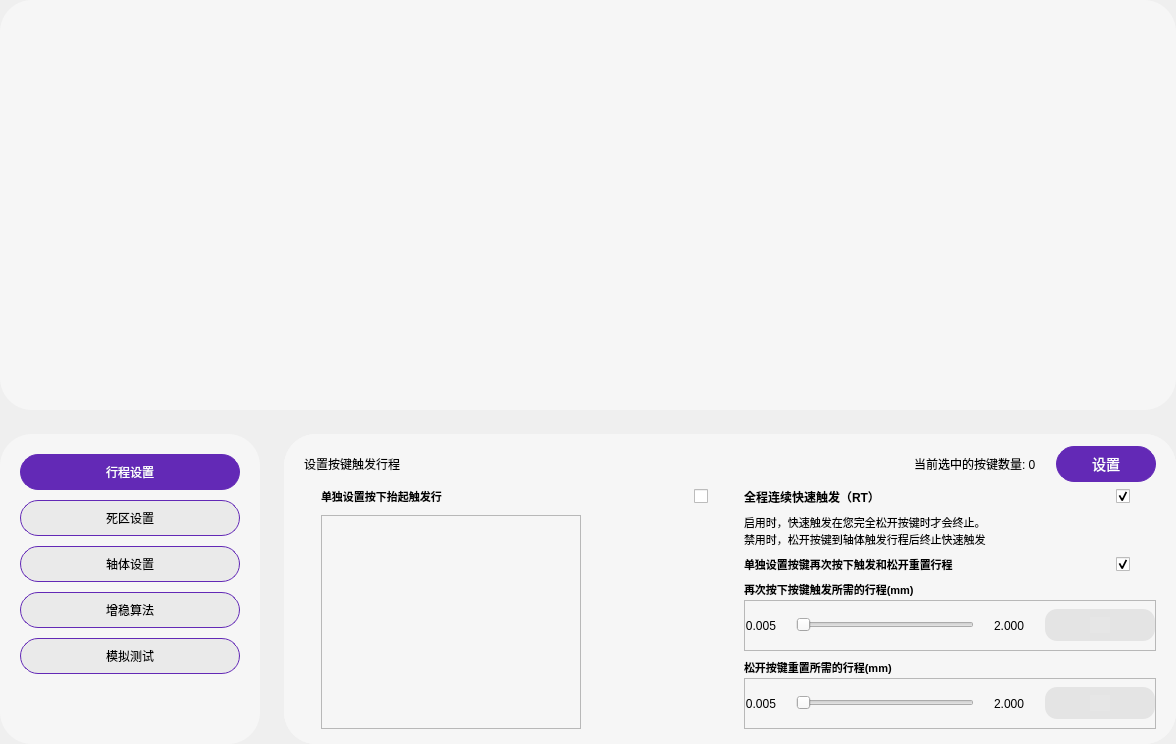
Before: the Qt Designer form FrameMagic.ui in wlffeng2008/AkkoStudio, drawn with Qt 5.
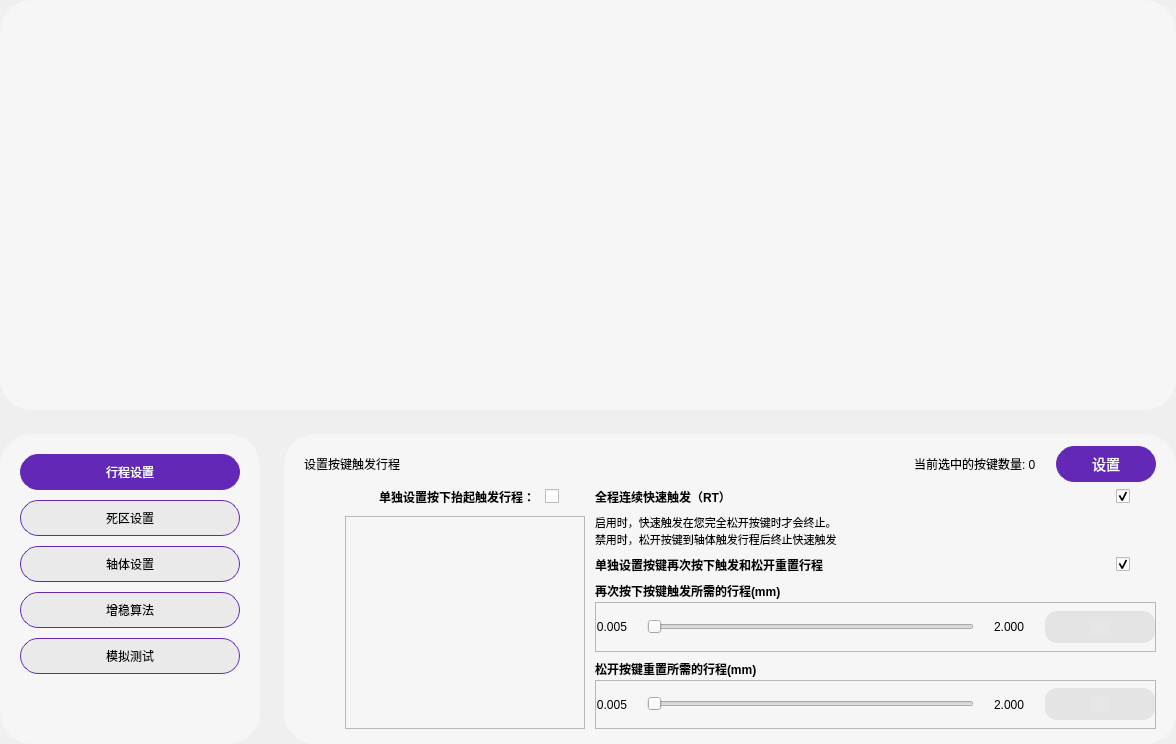
After: the same form once the commit is applied. Icons and pictures are not drawn. Custom widgets are drawn as their Qt base class.

What changed in the file:
```diff
--- a/FrameMagic.ui
+++ b/FrameMagic.ui
@@ -365,35 +365,21 @@
               </layout>
              </item>
              <item>
-              <layout class="QHBoxLayout" name="horizontalLayout_12">
+              <layout class="QHBoxLayout" name="horizontalLayout_12" stretch="1,2">
                <property name="spacing">
                 <number>10</number>
                </property>
                <property name="rightMargin">
                 <number>0</number>
                </property>
-               <item alignment="Qt::AlignmentFlag::AlignBottom">
-                <widget class="QLabel" name="labelKeymt_2">
-                 <property name="text">
-                  <string/>
-                 </property>
-                 <property name="pixmap">
-                  <pixmap resource="res.qrc">:/images/key-mt.png</pixmap>
-                 </property>
-                 <property name="scaledContents">
-                  <bool>false</bool>
-                 </property>
-                </widget>
-               </item>
                <item>
                 <layout class="QVBoxLayout" name="verticalLayout_18" stretch="0,1">
                  <item>
                   <layout class="QHBoxLayout" name="horizontalLayout_20" stretch="1,0">
-                   <item alignment="Qt::AlignmentFlag::AlignLeft">
+                   <item alignment="Qt::AlignmentFlag::AlignRight">
                     <widget class="QLabel" name="label_10">
                      <property name="font">
                       <font>
-                       <pointsize>8</pointsize>
                        <bold>true</bold>
                       </font>
                      </property>
@@ -404,7 +390,7 @@
                       <set>Qt::AlignmentFlag::AlignLeading|Qt::AlignmentFlag::AlignLeft|Qt::AlignmentFlag::AlignVCenter</set>
                      </property>
                      <property name="wordWrap">
-                      <bool>true</bool>
+                      <bool>false</bool>
                      </property>
                     </widget>
                    </item>
@@ -436,16 +422,31 @@
                   </layout>
                  </item>
                  <item>
+                  <layout class="QHBoxLayout" name="horizontalLayout_25">
+                   <item>
+                    <widget class="QLabel" name="labelKeymt_2">
+                     <property name="text">
+                      <string/>
+                     </property>
+                     <property name="pixmap">
+                      <pixmap resource="res.qrc">:/images/key-mt.png</pixmap>
+                     </property>
+                     <property name="scaledContents">
+                      <bool>false</bool>
+                     </property>
+                    </widget>
+                   </item>
+                   <item>
                   <widget class="ModuleLinear" name="frameLinear">
                    <property name="minimumSize">
                     <size>
-                     <width>260</width>
+                       <width>240</width>
                      <height>0</height>
                     </size>
                    </property>
                    <property name="maximumSize">
                     <size>
-                     <width>260</width>
+                       <width>240</width>
                      <height>16777215</height>
                     </size>
                    </property>
@@ -456,6 +457,8 @@
                     <enum>QFrame::Shadow::Raised</enum>
                    </property>
                   </widget>
+                   </item>
+                  </layout>
                  </item>
                 </layout>
                </item>
@@ -546,7 +549,6 @@
                      <widget class="QLabel" name="label_5">
                       <property name="font">
                        <font>
-                        <pointsize>8</pointsize>
                         <bold>true</bold>
                        </font>
                       </property>
@@ -611,7 +613,6 @@
                      <widget class="QLabel" name="label_6">
                       <property name="font">
                        <font>
-                        <pointsize>8</pointsize>
                         <bold>true</bold>
                        </font>
                       </property>
@@ -802,7 +803,6 @@
                      <widget class="QLabel" name="labelRelease">
                       <property name="font">
                        <font>
-                        <pointsize>8</pointsize>
                         <bold>true</bold>
                        </font>
                       </property>
```
Left out of the diff: 4 changed lines with no effect on the pictures. Lines whose indentation alone changed are shown as unchanged.
